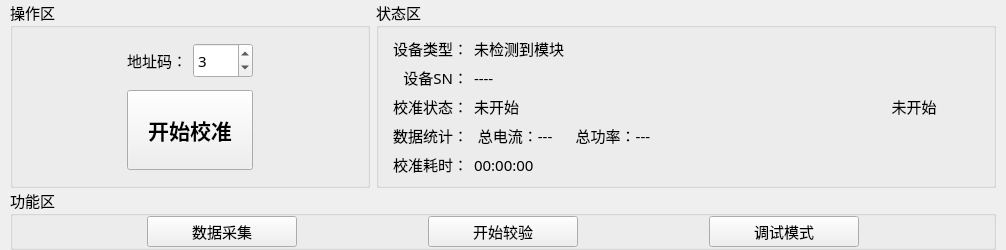
This is PDU-CalibrateTool/home/home_workwid.ui in ChinaClever/PDU-CalibrateTool as Qt 5 draws it before an edit. The edited form follows.
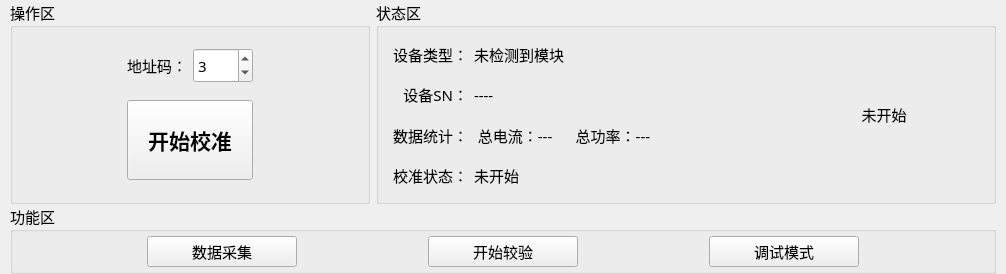
This is the edited form.

Patch:
```diff
--- a/PDU-CalibrateTool/home/home_workwid.ui
+++ b/PDU-CalibrateTool/home/home_workwid.ui
@@ -7,7 +7,7 @@
     <x>0</x>
     <y>0</y>
     <width>1006</width>
-    <height>228</height>
+    <height>274</height>
    </rect>
   </property>
   <property name="font">
@@ -201,11 +201,11 @@
         </property>
        </widget>
       </item>
-      <item row="0" column="2" rowspan="5">
-       <widget class="QLabel" name="lab">
+      <item row="0" column="2" rowspan="4">
+       <widget class="QLabel" name="timeLab">
         <property name="maximumSize">
          <size>
-          <width>140</width>
+          <width>200</width>
           <height>16777215</height>
          </size>
         </property>
@@ -244,32 +244,6 @@
        </widget>
       </item>
       <item row="2" column="0">
-       <widget class="QLabel" name="label_3">
-        <property name="maximumSize">
-         <size>
-          <width>80</width>
-          <height>16777215</height>
-         </size>
-        </property>
-        <property name="text">
-         <string>校准状态：</string>
-        </property>
-        <property name="alignment">
-         <set>Qt::AlignRight|Qt::AlignTrailing|Qt::AlignVCenter</set>
-        </property>
-       </widget>
-      </item>
-      <item row="2" column="1">
-       <widget class="QLabel" name="statusLab">
-        <property name="text">
-         <string>未开始</string>
-        </property>
-        <property name="alignment">
-         <set>Qt::AlignLeading|Qt::AlignLeft|Qt::AlignVCenter</set>
-        </property>
-       </widget>
-      </item>
-      <item row="3" column="0">
        <widget class="QLabel" name="label_7">
         <property name="maximumSize">
          <size>
@@ -285,7 +259,7 @@
         </property>
        </widget>
       </item>
-      <item row="3" column="1">
+      <item row="2" column="1">
        <widget class="QLabel" name="tgLab">
         <property name="text">
          <string> 总电流：---      总功率：---</string>
@@ -295,20 +269,29 @@
         </property>
        </widget>
       </item>
-      <item row="4" column="0">
-       <widget class="QLabel" name="label_4">
+      <item row="3" column="0">
+       <widget class="QLabel" name="label_3">
+        <property name="maximumSize">
+         <size>
+          <width>80</width>
+          <height>16777215</height>
+         </size>
+        </property>
         <property name="text">
-         <string>校准耗时：</string>
+         <string>校准状态：</string>
         </property>
         <property name="alignment">
          <set>Qt::AlignRight|Qt::AlignTrailing|Qt::AlignVCenter</set>
         </property>
        </widget>
       </item>
-      <item row="4" column="1">
-       <widget class="QLabel" name="timeLab">
+      <item row="3" column="1">
+       <widget class="QLabel" name="statusLab">
         <property name="text">
-         <string>00:00:00</string>
+         <string>未开始</string>
+        </property>
+        <property name="alignment">
+         <set>Qt::AlignLeading|Qt::AlignLeft|Qt::AlignVCenter</set>
         </property>
        </widget>
       </item>
```
